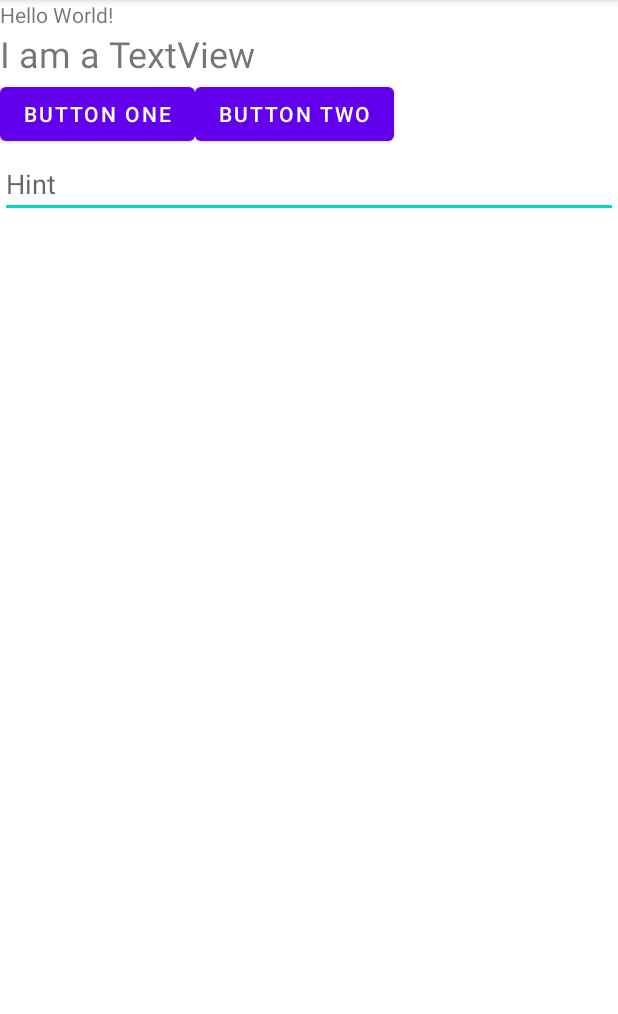
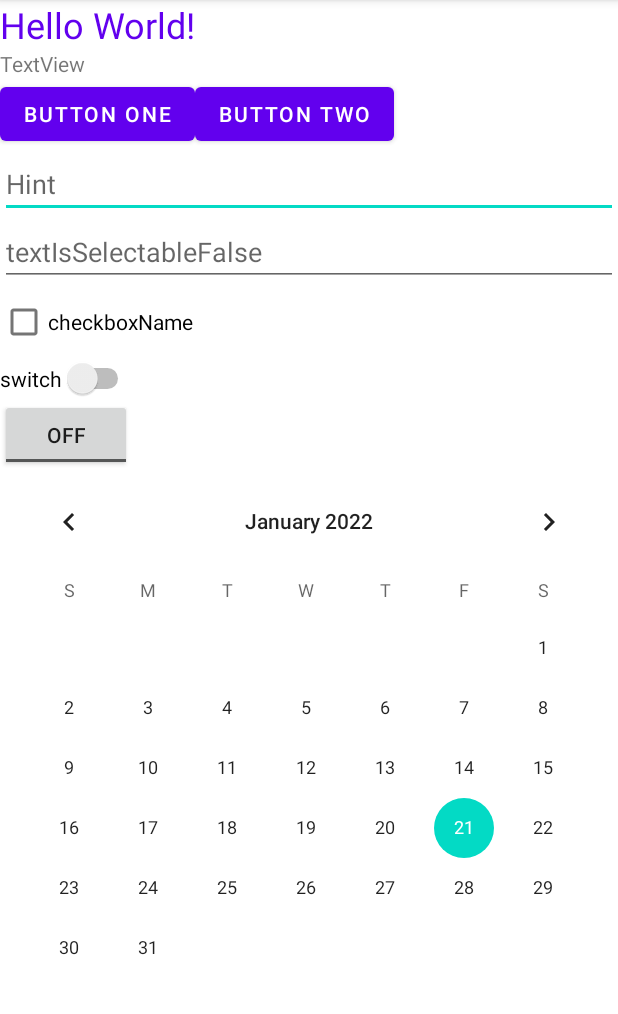
Before and after one commit to VladimirLysenkov/GB_Android_1, an Android app: the screen it shows after launch (MainActivity), on a phone screen of 412 x 824 dp, the part 84-1098 px from its top. Run offline under Robolectric (Android 15) with nearby library versions, the phone set to English and light mode, and no system bars.

Commit message:
добавил новый layout с различными типами editText

```diff
--- a/app/src/main/res/layout/activity_main.xml
+++ b/app/src/main/res/layout/activity_main.xml
@@ -1,6 +1,5 @@
 <?xml version="1.0" encoding="utf-8"?>
 <LinearLayout xmlns:android="http://schemas.android.com/apk/res/android"
-    xmlns:app="http://schemas.android.com/apk/res-auto"
     xmlns:tools="http://schemas.android.com/tools"
     android:layout_width="match_parent"
     android:layout_height="match_parent"
@@ -8,15 +7,19 @@
     tools:context=".MainActivity">
 
     <TextView
+        android:id="@+id/text1"
         android:layout_width="wrap_content"
         android:layout_height="wrap_content"
-        android:text="Hello World!" />
+        android:text="Hello World!"
+        android:textColor="@color/design_default_color_primary"
+        android:textSize="24sp" />
 
     <TextView
-        android:layout_width="match_parent"
+        android:id="@+id/text2"
+        android:layout_width="wrap_content"
         android:layout_height="wrap_content"
-        android:text="I am a TextView"
-        android:textSize="24sp" />
+        android:ems="@integer/material_motion_duration_medium_1"
+        android:text="@string/textview" />
 
     <LinearLayout
         android:layout_width="match_parent"
@@ -24,18 +27,50 @@
         android:orientation="horizontal">
 
         <Button
+            android:id="@+id/button1"
             android:layout_width="wrap_content"
             android:layout_height="wrap_content"
-            android:text="Button One" />
+            android:text="@string/button_one" />
 
         <Button
+            android:id="@+id/button2"
             android:layout_width="wrap_content"
             android:layout_height="wrap_content"
-            android:text="Button Two" />
+            android:text="@string/button_two" />
     </LinearLayout>
 
     <EditText
+        android:id="@+id/edittext1"
         android:layout_width="match_parent"
         android:layout_height="wrap_content"
-        android:hint="Hint" />
+        android:hint="@string/hint" />
+
+    <EditText
+        android:id="@+id/edittext2"
+        android:layout_width="match_parent"
+        android:layout_height="wrap_content"
+        android:hint="@string/textisselectablefalse"
+        android:textIsSelectable="true" />
+
+    <CheckBox
+        android:id="@+id/checkbox1"
+        android:layout_width="wrap_content"
+        android:layout_height="wrap_content"
+        android:text="@string/checkboxname" />
+
+    <Switch
+        android:id="@+id/switch1"
+        android:layout_width="wrap_content"
+        android:layout_height="wrap_content"
+        android:text="switch" />
+
+    <ToggleButton
+        android:id="@+id/toggle1"
+        android:layout_width="wrap_content"
+        android:layout_height="wrap_content" />
+
+    <CalendarView
+        android:id="@+id/calendar"
+        android:layout_width="match_parent"
+        android:layout_height="wrap_content" />
 </LinearLayout>
--- a/app/src/main/res/values/strings.xml
+++ b/app/src/main/res/values/strings.xml
@@ -1,3 +1,16 @@
 <resources>
     <string name="app_name">My first app2022</string>
+    <string name="text">Text</string>
+    <string name="person_name">Person name</string>
+    <string name="phone">Phone</string>
+    <string name="number">Number</string>
+    <string name="password">Password</string>
+    <string name="email_address">Email Address</string>
+    <string name="datetime">Datetime</string>
+    <string name="checkboxname">checkboxName</string>
+    <string name="textisselectablefalse">textIsSelectableFalse</string>
+    <string name="button_one">Button One</string>
+    <string name="button_two">Button Two</string>
+    <string name="hint">Hint</string>
+    <string name="textview">TextView</string>
 </resources>
```
Also changed, not shown: app/src/main/res/layout/edits_layout.xml (added, +57 -0 lines).
